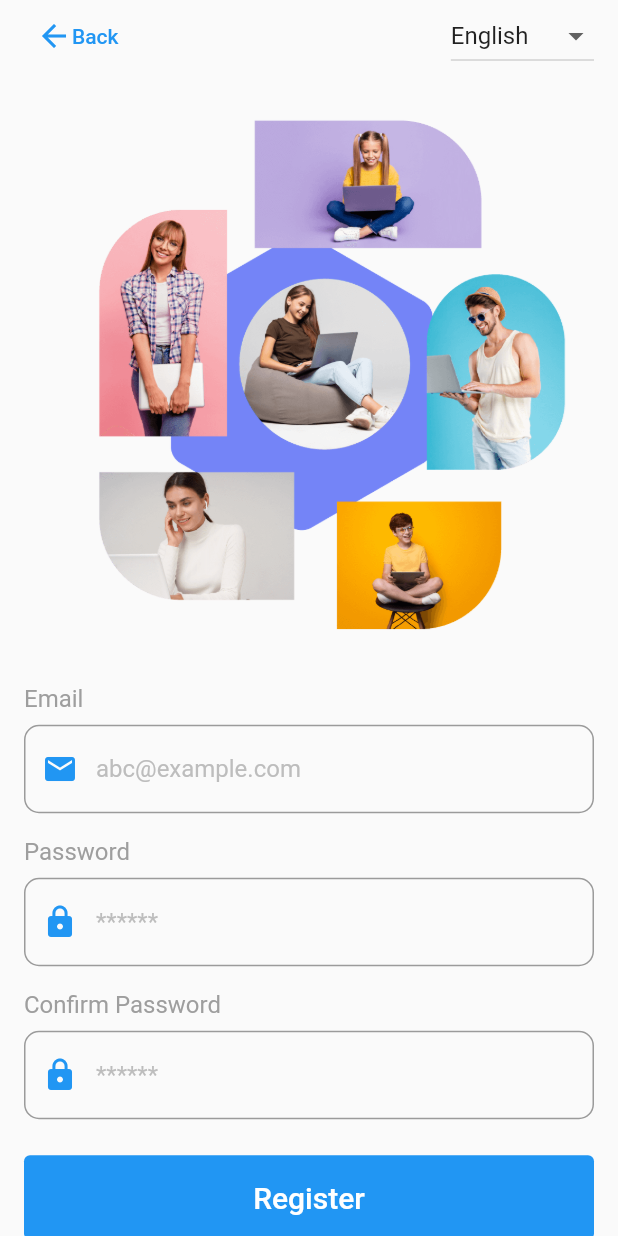
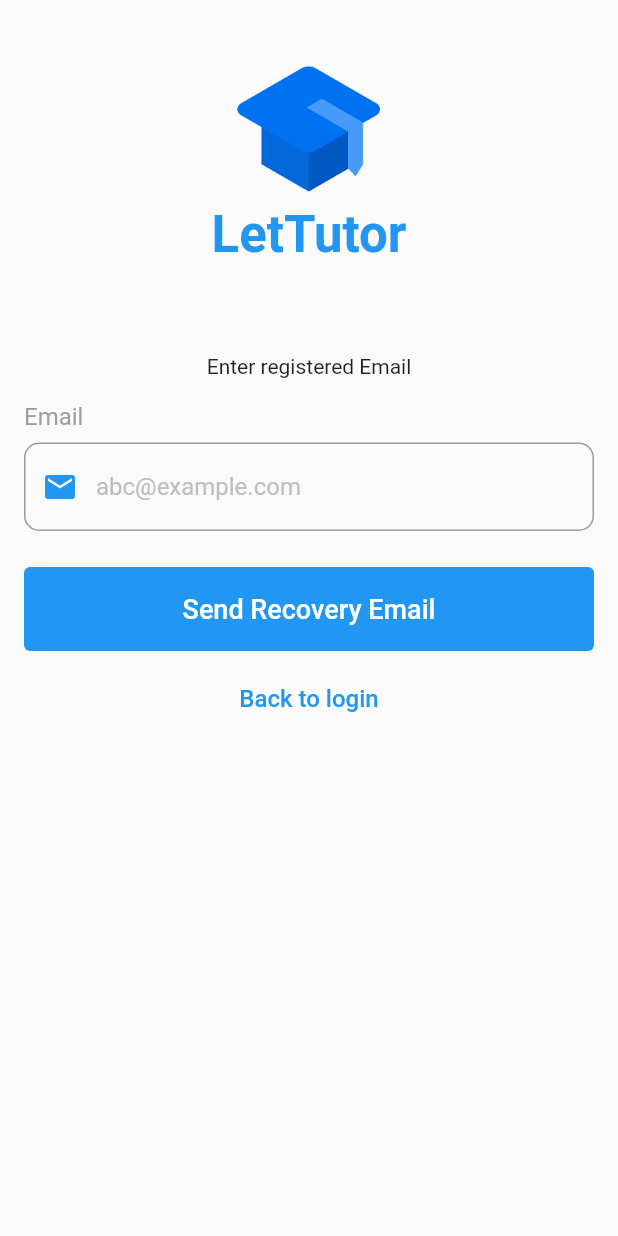
Before and after one commit to Minnass/let-tutor, a Flutter app: the screen it shows after launch, on a phone screen of 412 x 824 dp. Run offline on Flutter 3.47's test engine with Material 2 defaults, Android fonts, the phone set to English and light mode, and no system bars.

Commit message:
add forgot screen

```diff
--- a/analysis_options.yaml
+++ b/analysis_options.yaml
@@ -1 +1,4 @@
 include: package:flutter_lints/flutter.yaml
+linter:
+  rules:
+    non_constant_identifier_names: false
--- a/lib/main.dart
+++ b/lib/main.dart
@@ -1,4 +1,5 @@
 import 'package:flutter/material.dart';
+import 'package:lettutor/screen/Authentication/forgot_password.dart';
 import 'package:lettutor/screen/Authentication/login.dart';
 import 'package:lettutor/screen/Authentication/registration.dart';
 
@@ -14,7 +15,7 @@ class MainApp extends StatelessWidget {
     return const MaterialApp(
       home: Scaffold(
         body: Center(
-          child: RegisterScreen(),
+          child: ForgotPasswordScreen(),
         ),
       ),
     );
--- a/lib/screen/Authentication/forgot_password.dart
+++ b/lib/screen/Authentication/forgot_password.dart
@@ -0,0 +1,115 @@
+import 'package:flutter/material.dart';
+import 'package:lettutor/models/tuple.dart';
+import 'package:lettutor/utils/validate_email.dart';
+
+class ForgotPasswordScreen extends StatefulWidget {
+  const ForgotPasswordScreen({super.key});
+
+  @override
+  State<ForgotPasswordScreen> createState() => _ForgotPasswordScreenState();
+}
+
+class _ForgotPasswordScreenState extends State<ForgotPasswordScreen> {
+  final _emailController = TextEditingController();
+
+  String _emailErrorText = '';
+  _handleValidation() {
+    Tuple _EmailValidation = validateEmail(_emailController.text);
+    _emailErrorText = _EmailValidation.error;
+    setState(() {});
+  }
+
+  @override
+  Widget build(BuildContext context) {
+    return Scaffold(
+        body: SingleChildScrollView(
+            padding: EdgeInsets.fromLTRB(16, 0, 16, 16),
+            child: Column(
+              crossAxisAlignment: CrossAxisAlignment.stretch,
+              children: [
+                Padding(
+                  padding: const EdgeInsets.symmetric(vertical: 36),
+                  child: Column(
+                    mainAxisAlignment: MainAxisAlignment.center,
+                    children: [
+                      Image.asset(
+                        'assets/logo/lettutor.png',
+                        width: 100,
+                        height: 100,
+                      ),
+                      Text(
+                        ' LetTutor ',
+                        style: TextStyle(
+                            fontSize: 34,
+                            color: Colors.blue,
+                            fontWeight: FontWeight.bold),
+                      ),
+                    ],
+                  ),
+                ),
+                const SizedBox(height: 24),
+                Text(
+                  'Enter registered Email',
+                  style: Theme.of(context).textTheme.bodyMedium,
+                  textAlign: TextAlign.center,
+                ),
+                const SizedBox(height: 16),
+                Text(
+                  'Email',
+                  style: const TextStyle(fontSize: 16, color: Colors.grey),
+                ),
+                const SizedBox(height: 8),
+                TextField(
+                  controller: _emailController,
+                  keyboardType: TextInputType.emailAddress,
+                  autocorrect: false,
+                  onChanged: (value) {
+                    _handleValidation();
+                  },
+                  decoration: InputDecoration(
+                    hintStyle: TextStyle(color: Colors.grey[400]),
+                    hintText: "abc@example.com",
+                    prefixIcon: Icon(
+                      Icons.mail,
+                      color: _emailErrorText.isEmpty
+                          ? Colors.blue
+                          : Colors.red[700],
+                    ),
+                    errorText: _emailErrorText.isEmpty ? null : _emailErrorText,
+                    border: const OutlineInputBorder(
+                        borderSide: BorderSide(color: Colors.grey, width: 2),
+                        borderRadius: BorderRadius.all(Radius.circular(10))),
+                  ),
+                ),
+                const SizedBox(height: 24),
+                TextButton(
+                  onPressed: () {
+                    _handleValidation();
+                    if (_emailErrorText.isEmpty) {
+                      print('No-Loi');
+                    } else {
+                      print('Co loi');
+                    }
+                  },
+                  style: TextButton.styleFrom(
+                      minimumSize: const Size.fromHeight(56),
+                      backgroundColor: Colors.blue),
+                  child: Text(
+                    'Send Recovery Email',
+                    style: const TextStyle(fontSize: 18, color: Colors.white),
+                  ),
+                ),
+                const SizedBox(height: 8),
+                TextButton(
+                  onPressed: () {
+                    Navigator.pop(context);
+                  },
+                  child: Text(
+                    'Back to login',
+                    style: const TextStyle(fontSize: 16),
+                  ),
+                ),
+              ],
+            )));
+  }
+}
```
